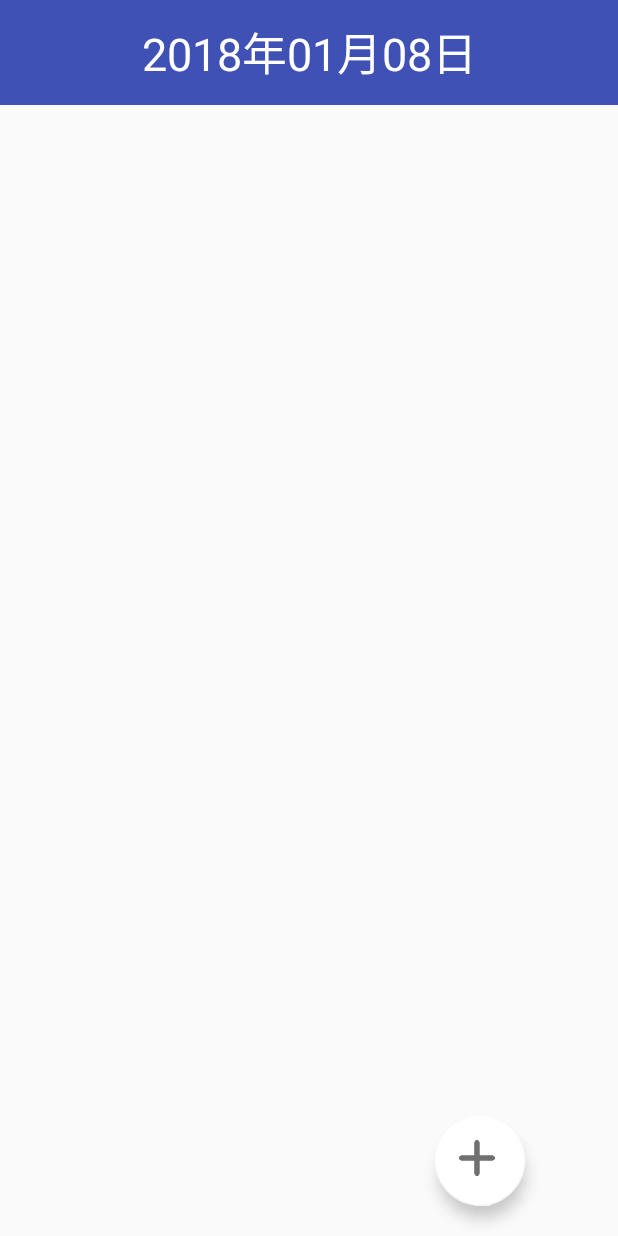
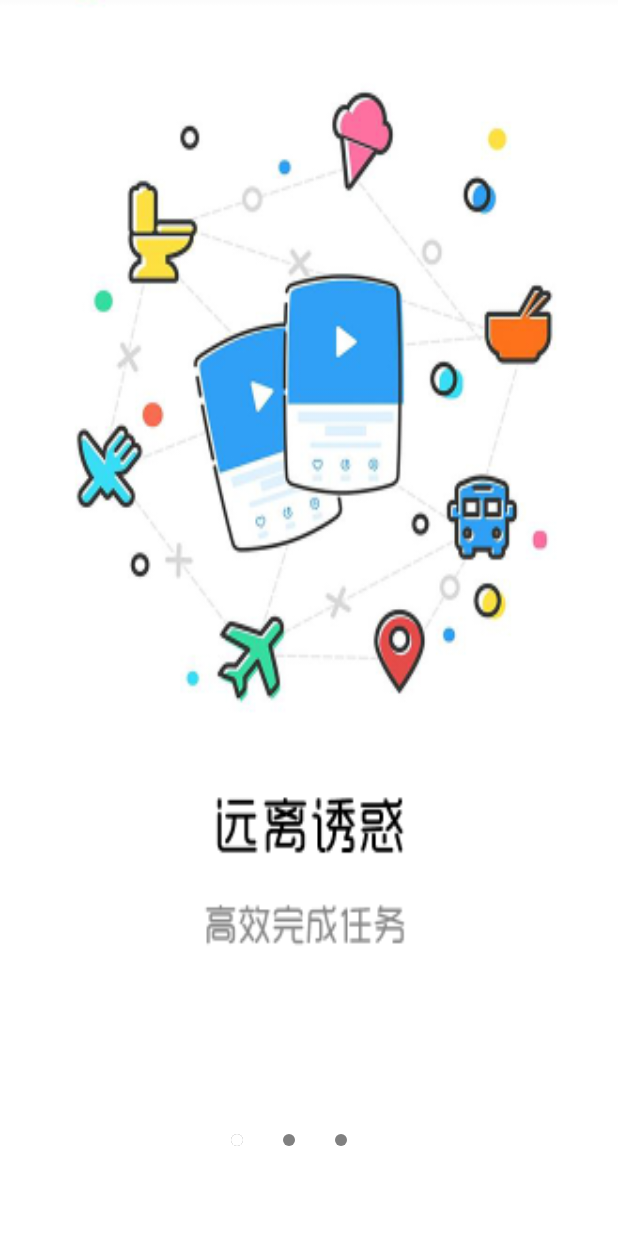
Before and after one commit to LEOch007/SimpleDo, an Android app: the screen it shows after launch (MainActivity before the commit, startupView after it), on a phone screen of 412 x 824 dp. Run offline under Robolectric (Android 15) with nearby library versions, the light colour scheme and no system bars.

Commit message:
全局修复bug

```diff
--- a/app/src/main/AndroidManifest.xml
+++ b/app/src/main/AndroidManifest.xml
@@ -21,8 +21,8 @@
         <activity android:name=".additem" />
         <activity android:name=".UpdateActivity" />
         <activity android:name=".startupView" />
-        <activity android:name=".countdown" />
-        <activity android:name=".Summary"></activity>
+        <activity android:name=".countdown" android:launchMode="singleTask"/>
+        <activity android:name=".Summary" android:launchMode="singleTask"></activity>
     </application>
 
 </manifest>
--- a/app/src/main/java/com/gy/linjliang/simpledo/DepthPageTransformer.java
+++ b/app/src/main/java/com/gy/linjliang/simpledo/DepthPageTransformer.java
@@ -5,6 +5,7 @@ import android.view.View;
 
 public class DepthPageTransformer implements ViewPager.PageTransformer {
     private static final float MIN_SCALE = 0.75f;
+
     @Override
     public void transformPage(View page, float position) {
         int pageWidth = page.getWidth();
--- a/app/src/main/java/com/gy/linjliang/simpledo/MainActivity.java
+++ b/app/src/main/java/com/gy/linjliang/simpledo/MainActivity.java
@@ -66,12 +66,12 @@ public class MainActivity extends AppCompatActivity {
         final SharedPreferences.Editor editor = sharePreferences.edit();
 
         // todo 实际发布前注释即可
-//        if(sharePreferences.getBoolean("firstStart", true)){
-//            editor.putBoolean("firstStart",false);
-//            editor.commit();
-//            Intent intent = new Intent(MainActivity.this,startupView.class);
-//            startActivity(intent);
-//        }
+        if(sharePreferences.getBoolean("firstStart", true)){
+            editor.putBoolean("firstStart",false);
+            editor.commit();
+            Intent intent = new Intent(MainActivity.this,startupView.class);
+            startActivity(intent);
+        }
 
         //data();
 
@@ -229,12 +229,6 @@ public class MainActivity extends AppCompatActivity {
         }
     }
 
-    @Override
-    protected void onRestart() {
-        navigationView.setCheckedItem(R.id.activityday);
-        super.onRestart();
-    }
-
     public void data(){
         final String temp_i=(String) getIntent().getSerializableExtra("date");
         if(temp_i==null){
@@ -256,4 +250,12 @@ public class MainActivity extends AppCompatActivity {
         }
 
     }
+
+    @Override
+    protected void onResume() {
+        show(myDatabase);
+        navigationView.setCheckedItem(R.id.activityMain);
+        super.onResume();
+    }
+
 }
--- a/app/src/main/java/com/gy/linjliang/simpledo/ViewPagerAdapter.java
+++ b/app/src/main/java/com/gy/linjliang/simpledo/ViewPagerAdapter.java
@@ -20,7 +20,7 @@ public class ViewPagerAdapter extends PagerAdapter {
 
     @Override
     public boolean isViewFromObject(View view, Object object) {
-        return view==object;
+        return view == object;
     }
 
     @Override
--- a/app/src/main/java/com/gy/linjliang/simpledo/startupView.java
+++ b/app/src/main/java/com/gy/linjliang/simpledo/startupView.java
@@ -37,6 +37,7 @@ public class startupView extends AppCompatActivity {
         initData();
         mIn_vp.setAdapter(new ViewPagerAdapter(mViewList));
         addDots();
+        setClickListener();
         moveDots();
         mIn_vp.setPageTransformer(true,new DepthPageTransformer());
 
@@ -46,6 +47,39 @@ public class startupView extends AppCompatActivity {
                 finish();
             }
         });
+
+    }
+    private void initView() {
+        mIn_vp = (ViewPager) findViewById(R.id.in_viewpager);
+        mIn_ll = (LinearLayout) findViewById(R.id.in_ll);
+        mLight_dots = (ImageView) findViewById(R.id.iv_light_dots);
+        mBtn_next = (Button) findViewById(R.id.bt_next);
+    }
+
+    private void initData() {
+        mViewList = new ArrayList<View>();
+        LayoutInflater lf = getLayoutInflater().from(startupView.this);
+        View view1 = lf.inflate(R.layout.viewpager1, null);
+        View view2 = lf.inflate(R.layout.viewpager2, null);
+        View view3 = lf.inflate(R.layout.viewpager3, null);
+        mViewList.add(view1);
+        mViewList.add(view2);
+        mViewList.add(view3);
+    }
+
+    private void addDots() {
+        mOne_dot = new ImageView(this);
+        mOne_dot.setImageResource(R.drawable.gray_dot);
+        LinearLayout.LayoutParams layoutParams = new LinearLayout.LayoutParams(ViewGroup.LayoutParams.WRAP_CONTENT, ViewGroup.LayoutParams.WRAP_CONTENT);
+        layoutParams.setMargins(0, 0, 40, 0);
+        mIn_ll.addView(mOne_dot, layoutParams);
+        mTwo_dot = new ImageView(this);
+        mTwo_dot.setImageResource(R.drawable.gray_dot);
+        mIn_ll.addView(mTwo_dot, layoutParams);
+        mThree_dot = new ImageView(this);
+        mThree_dot.setImageResource(R.drawable.gray_dot);
+        mIn_ll.addView(mThree_dot, layoutParams);
+        setClickListener();
 
     }
 
@@ -97,22 +131,6 @@ public class startupView extends AppCompatActivity {
         });
     }
 
-    private void addDots() {
-        mOne_dot = new ImageView(this);
-        mOne_dot.setImageResource(R.drawable.gray_dot);
-        LinearLayout.LayoutParams layoutParams = new LinearLayout.LayoutParams(ViewGroup.LayoutParams.WRAP_CONTENT, ViewGroup.LayoutParams.WRAP_CONTENT);
-        layoutParams.setMargins(0, 0, 40, 0);
-        mIn_ll.addView(mOne_dot, layoutParams);
-        mTwo_dot = new ImageView(this);
-        mTwo_dot.setImageResource(R.drawable.gray_dot);
-        mIn_ll.addView(mTwo_dot, layoutParams);
-        mThree_dot = new ImageView(this);
-        mThree_dot.setImageResource(R.drawable.gray_dot);
-        mIn_ll.addView(mThree_dot, layoutParams);
-        setClickListener();
-
-    }
-
     private void setClickListener() {
         mOne_dot.setOnClickListener(new View.OnClickListener() {
             @Override
@@ -133,24 +151,4 @@ public class startupView extends AppCompatActivity {
             }
         });
     }
-
-
-    private void initData() {
-        mViewList = new ArrayList<View>();
-        LayoutInflater lf = getLayoutInflater().from(startupView.this);
-        View view1 = lf.inflate(R.layout.viewpager1, null);
-        View view2 = lf.inflate(R.layout.viewpager2, null);
-        View view3 = lf.inflate(R.layout.viewpager3, null);
-        mViewList.add(view1);
-        mViewList.add(view2);
-        mViewList.add(view3);
-    }
-
-    private void initView() {
-        mIn_vp = (ViewPager) findViewById(R.id.in_viewpager);
-        mIn_ll = (LinearLayout) findViewById(R.id.in_ll);
-        mLight_dots = (ImageView) findViewById(R.id.iv_light_dots);
-        mBtn_next = (Button) findViewById(R.id.bt_next);
-    }
-
 }
--- a/app/src/main/res/layout/startupview.xml
+++ b/app/src/main/res/layout/startupview.xml
@@ -5,7 +5,6 @@
     android:id="@+id/activity_main"
     android:layout_width="match_parent"
     android:layout_height="match_parent"
-    android:background="@mipmap/vpage3"
     >
 
     <android.support.v4.view.ViewPager
--- a/app/src/main/res/layout/summary.xml
+++ b/app/src/main/res/layout/summary.xml
@@ -5,7 +5,7 @@
     android:id="@+id/activity_main"
     android:layout_width="match_parent"
     android:layout_height="match_parent"
-    android:background="@mipmap/vpage4">
+    >
 
     <android.support.v4.view.ViewPager
         android:id="@+id/in_viewpager"
```
Also changed, not shown: app/src/main/java/com/gy/linjliang/simpledo/Datetask.java (+12 -0 lines), app/src/main/java/com/gy/linjliang/simpledo/Summary.java (+8 -5 lines), app/src/main/java/com/gy/linjliang/simpledo/countdown.java (+11 -0 lines).
